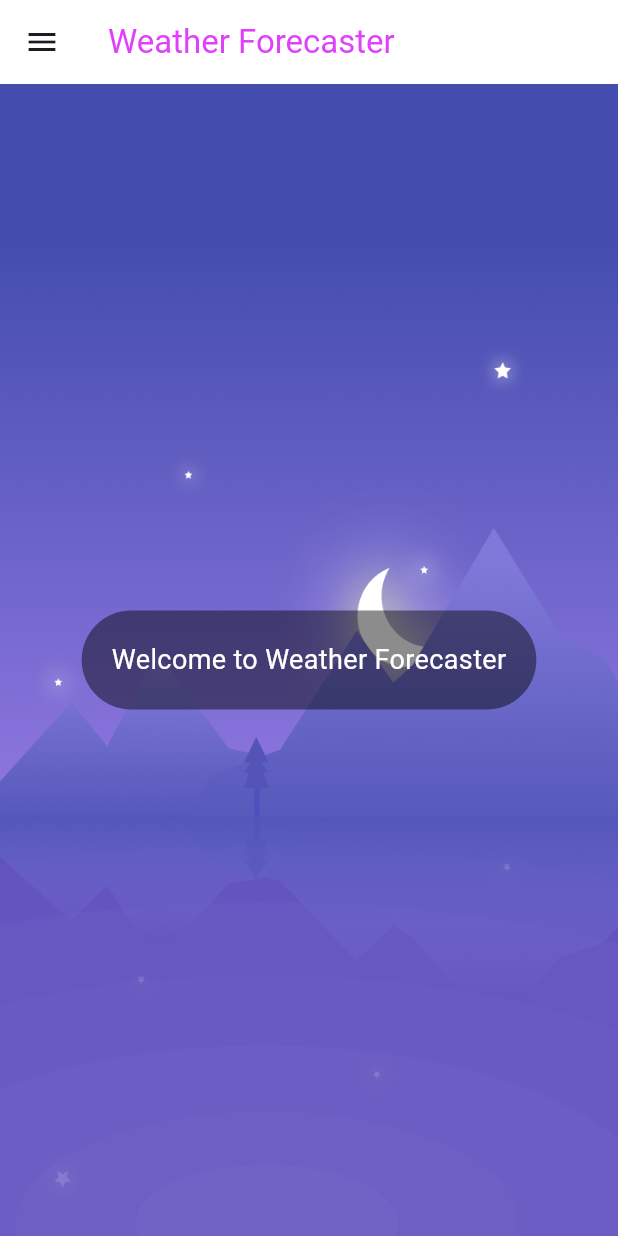
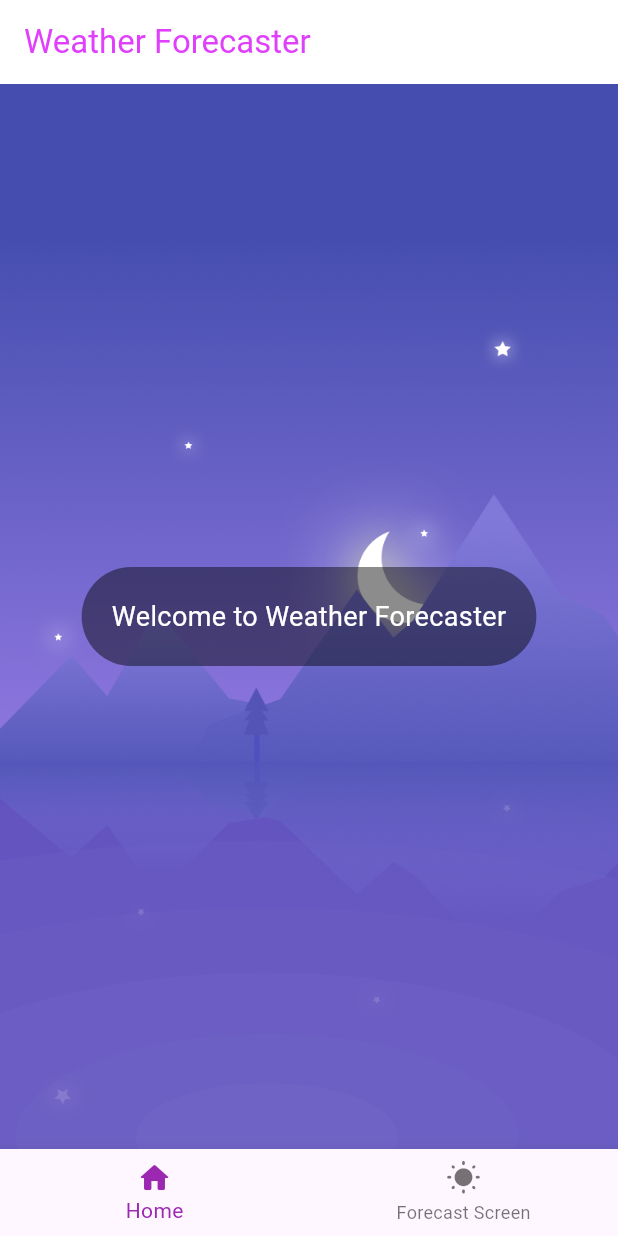
Before and after one commit to Mustafa-Mx/weather_app, a Flutter app: the screen it shows after launch, on a phone screen of 412 x 824 dp. Run offline on Flutter 3.47's test engine with Material 3 defaults, Android fonts, the phone set to English and light mode, and no system bars.

Commit message:
feat:New UI added on Source 4

```diff
--- /dev/null
+++ b/lib/commons/bottomnavbar.dart
@@ -0,0 +1,32 @@
+import 'package:flutter/material.dart';
+
+class WeatherBottomNavBar extends StatelessWidget {
+  const WeatherBottomNavBar({
+    super.key,
+  });
+
+  @override
+  Widget build(BuildContext context) {
+    int _selectedIndex = 0;
+    return BottomNavigationBar(
+      items: [
+        BottomNavigationBarItem(icon: Icon(Icons.home_rounded), label: "Home"),
+        BottomNavigationBarItem(
+            icon: Icon(Icons.wb_sunny_rounded), label: "Forecast Screen")
+      ],
+      onTap: (index) {
+        switch (index) {
+          case 0:
+            Navigator.pushNamed(context, "/");
+            break;
+          case 1:
+            Navigator.pushNamed(context, "/forecast");
+            break;
+          default:
+        }
+      },
+      currentIndex: _selectedIndex,
+      selectedItemColor: Colors.purple,
+    );
+  }
+}
--- a/lib/main.dart
+++ b/lib/main.dart
@@ -1,3 +1,4 @@
+import 'package:a2v1/screens/forecastscreen.dart';
 import 'package:flutter/material.dart';
 import 'screens/homescreen.dart';
 
@@ -11,7 +12,11 @@ class WeatherApp extends StatelessWidget {
   @override
   Widget build(BuildContext context) {
     return MaterialApp(
-      home: HomeScreen(),
+      routes: {
+        "/": (context) => HomeScreen(),
+        "/forecast": (context) => ForecastScreen()
+      },
+      initialRoute: "/",
     );
   }
 }
--- a/lib/screens/forecastscreen.dart
+++ b/lib/screens/forecastscreen.dart
@@ -1,3 +1,4 @@
+import 'package:a2v1/commons/bottomnavbar.dart';
 import 'package:flutter/material.dart';
 
 class ForecastScreen extends StatelessWidget {
@@ -13,6 +14,7 @@ class ForecastScreen extends StatelessWidget {
         ),
         backgroundColor: Colors.white,
       ),
+      bottomNavigationBar: WeatherBottomNavBar(),
       body: Container(
           decoration: BoxDecoration(
               image: DecorationImage(
--- a/lib/screens/homescreen.dart
+++ b/lib/screens/homescreen.dart
@@ -1,3 +1,4 @@
+import 'package:a2v1/commons/bottomnavbar.dart';
 import 'package:a2v1/commons/menudrawer.dart';
 import 'package:flutter/material.dart';
 
@@ -14,7 +15,8 @@ class HomeScreen extends StatelessWidget {
         ),
         backgroundColor: Colors.white,
       ),
-      drawer: const MenuDrawer(),
+      //drawer: const MenuDrawer(),
+      bottomNavigationBar: WeatherBottomNavBar(),
       body: Container(
           decoration: BoxDecoration(
               image: DecorationImage(
```
